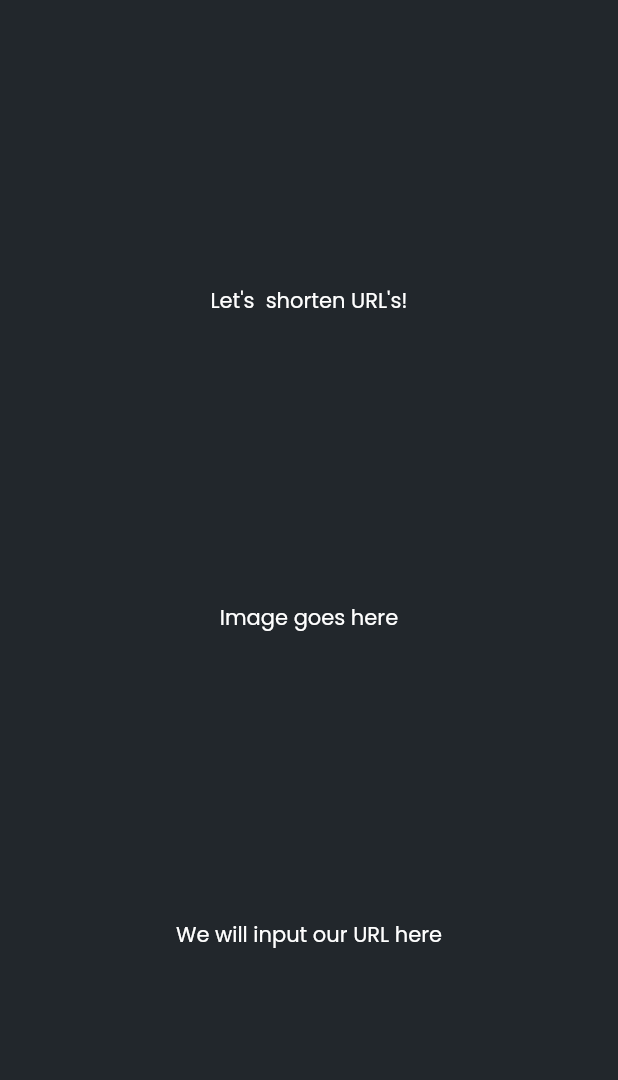
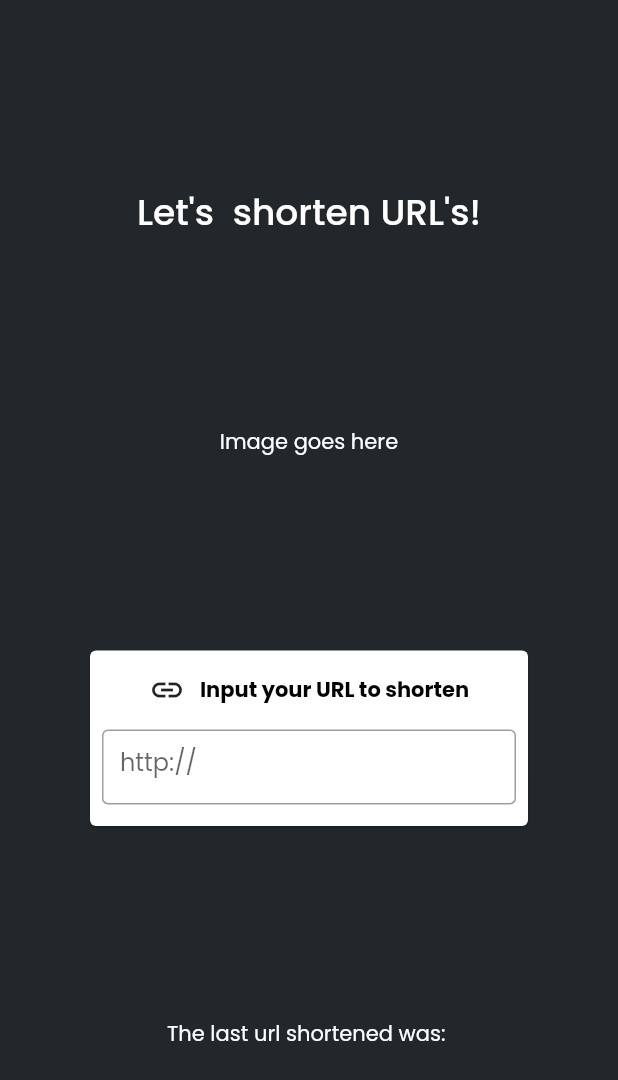
Before and after one commit to ACM-VIT/bootcamp_flutter_url_shortner, a Flutter app: the screen it shows after launch, on a phone screen of 412 x 824 dp. Shown: the top 1080 px of the screen. Run offline on Flutter 3.47's test engine with Material 2 defaults, Android fonts, the phone set to English and light mode, and no system bars; our stand-ins replace google_fonts.

Commit message:
step5: define the app UI

```diff
--- a/lib/home.dart
+++ b/lib/home.dart
@@ -8,24 +8,69 @@ class HomeScreen extends StatefulWidget {
 }
 
 class _HomeScreenState extends State<HomeScreen> {
+  final textController = TextEditingController();
   @override
   Widget build(BuildContext context) {
     return Scaffold(
       body: SafeArea(
+        child: Center(
           child: Column(
             mainAxisAlignment: MainAxisAlignment.spaceEvenly,
+            crossAxisAlignment: CrossAxisAlignment.center,
             children: [
               Container(
-              child: Text("Let's  shorten URL's!"),
+                child: Text(
+                  "Let's  shorten URL's!",
+                  style: TextStyle(fontSize: 24, fontWeight: FontWeight.w500),
+                ),
               ),
               Container(
                 child: Text("Image goes here"),
               ),
               Container(
-              alignment: Alignment.bottomCenter,
-              child: Text("We will input our URL here"),
+                height: 125,
+                width: 300,
+                child: Card(
+                  color: Colors.white,
+                  child: Column(
+                    mainAxisAlignment: MainAxisAlignment.spaceEvenly,
+                    children: [
+                      Row(
+                        mainAxisAlignment: MainAxisAlignment.center,
+                        children: [
+                          Icon(Icons.link),
+                          SizedBox(
+                            width: 10,
+                          ),
+                          Text(
+                            "Input your URL to shorten",
+                            style: TextStyle(
+                                color: Colors.black,
+                                fontWeight: FontWeight.bold),
                           ),
                         ],
+                      ),
+                      Container(
+                        height: 50,
+                        padding: EdgeInsets.symmetric(horizontal: 8.0),
+                        child: TextField(
+                          controller: textController,
+                          style: TextStyle(color: Colors.black),
+                          enableInteractiveSelection: true,
+                          decoration: InputDecoration(
+                              border: OutlineInputBorder(),
+                              hintText: 'http://'),
+                        ),
+                      ),
+                    ],
+                  ),
+                ),
+              ),
+              Container(
+                child: Text("The last url shortened was: "),
+              )
+            ],
+          ),
         ),
       ),
     );
```
Lines whose indentation alone changed are shown as unchanged.
